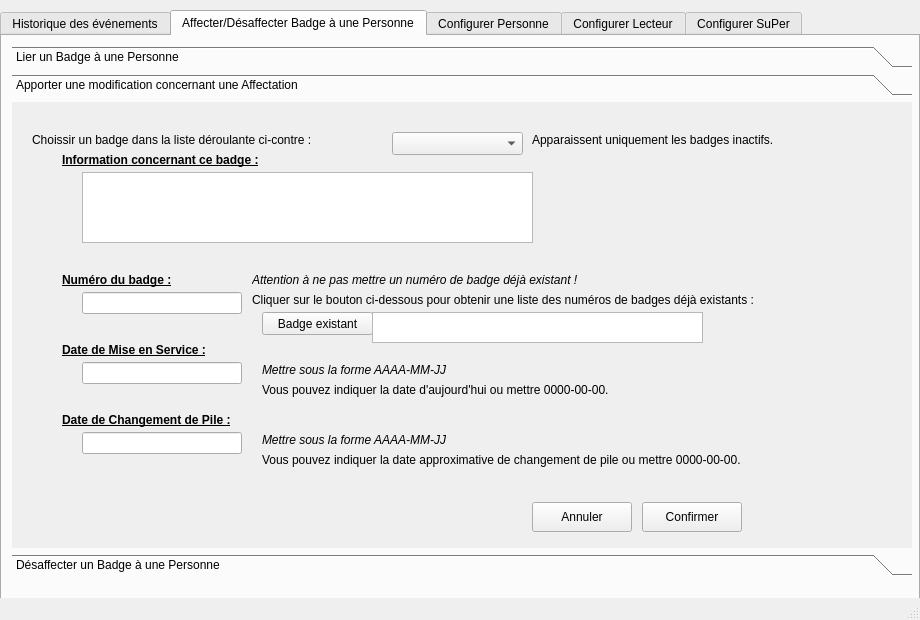
Old version of the form 31-Configurer/cme_badge/SuPer_SCHERER_backend/configurer.ui in the repository NicolasScherer/ProjetSuPer.
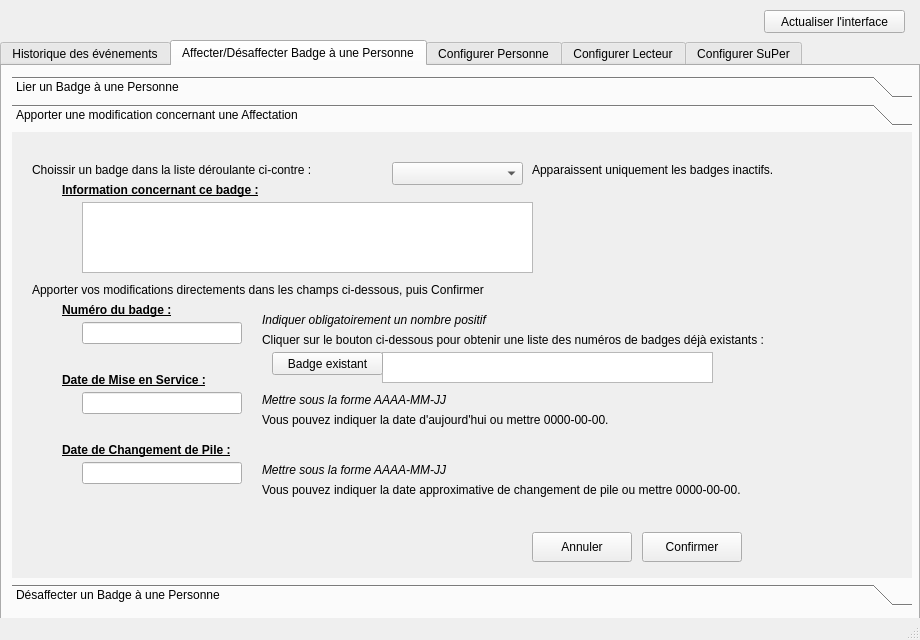
New version of the form. The open tabs and pages were chosen to show the change. Icons and pictures are not drawn.

Commit message: Back: ->modification affectation ok ->désaffection badge/personne ok ->int num_badge devient QString ->actualisation affichage ne se fait pas par QTimer (trop de Bug sur l'affichage entrainant de mauvaises manips sur BDD) ->donc mis en place bouton pour l'actualisation "manuel" de l'affichage

The edit to the form file:
```diff
--- a/31-Configurer/cme_badge/SuPer_SCHERER_backend/configurer.ui
+++ b/31-Configurer/cme_badge/SuPer_SCHERER_backend/configurer.ui
@@ -7,7 +7,7 @@
     <x>0</x>
     <y>0</y>
     <width>920</width>
-    <height>620</height>
+    <height>640</height>
    </rect>
   </property>
   <property name="windowTitle">
@@ -21,7 +21,7 @@
     <property name="geometry">
      <rect>
       <x>0</x>
-      <y>10</y>
+      <y>40</y>
       <width>920</width>
       <height>590</height>
      </rect>
@@ -768,58 +768,17 @@
          </rect>
         </property>
        </widget>
-       <widget class="QLabel" name="label_23">
-        <property name="geometry">
-         <rect>
-          <x>240</x>
-          <y>170</y>
-          <width>381</width>
-          <height>16</height>
-         </rect>
-        </property>
-        <property name="font">
-         <font>
-          <italic>true</italic>
-         </font>
-        </property>
-        <property name="text">
-         <string>Attention à ne pas mettre un numéro de badge déjà existant !</string>
-        </property>
-       </widget>
        <widget class="QLabel" name="label_24">
         <property name="geometry">
          <rect>
-          <x>240</x>
-          <y>190</y>
+          <x>20</x>
+          <y>150</y>
           <width>581</width>
           <height>16</height>
          </rect>
         </property>
         <property name="text">
-         <string>Cliquer sur le bouton ci-dessous pour obtenir une liste des numéros de badges déjà existants :</string>
-        </property>
-       </widget>
-       <widget class="QPushButton" name="btBadgeExistant_2">
-        <property name="geometry">
-         <rect>
-          <x>250</x>
-          <y>210</y>
-          <width>111</width>
-          <height>23</height>
-         </rect>
-        </property>
-        <property name="text">
-         <string>Badge existant</string>
-        </property>
-       </widget>
-       <widget class="QTextEdit" name="txtBadgeExistantMod">
-        <property name="geometry">
-         <rect>
-          <x>360</x>
-          <y>210</y>
-          <width>331</width>
-          <height>31</height>
-         </rect>
+         <string>Apporter vos modifications directements dans les champs ci-dessous, puis Confirmer</string>
         </property>
        </widget>
        <widget class="QLabel" name="label_25">
@@ -977,6 +936,69 @@
          </rect>
         </property>
        </widget>
+       <widget class="QLabel" name="label_34">
+        <property name="geometry">
+         <rect>
+          <x>250</x>
+          <y>180</y>
+          <width>381</width>
+          <height>16</height>
+         </rect>
+        </property>
+        <property name="font">
+         <font>
+          <italic>true</italic>
+         </font>
+        </property>
+        <property name="text">
+         <string>Indiquer obligatoirement un nombre positif</string>
+        </property>
+       </widget>
+       <widget class="QTextEdit" name="txtBadgeExistant_2">
+        <property name="enabled">
+         <bool>true</bool>
+        </property>
+        <property name="geometry">
+         <rect>
+          <x>370</x>
+          <y>220</y>
+          <width>331</width>
+          <height>31</height>
+         </rect>
+        </property>
+        <property name="cursor" stdset="0">
+         <cursorShape>ForbiddenCursor</cursorShape>
+        </property>
+        <property name="readOnly">
+         <bool>true</bool>
+        </property>
+       </widget>
+       <widget class="QLabel" name="label_23">
+        <property name="geometry">
+         <rect>
+          <x>250</x>
+          <y>200</y>
+          <width>581</width>
+          <height>16</height>
+         </rect>
+        </property>
+        <property name="text">
+         <string>Cliquer sur le bouton ci-dessous pour obtenir une liste des numéros de badges déjà existants :</string>
+        </property>
+       </widget>
+       <widget class="QPushButton" name="btBadgeExistant_2">
+        <property name="geometry">
+         <rect>
+          <x>260</x>
+          <y>220</y>
+          <width>111</width>
+          <height>23</height>
+         </rect>
+        </property>
+        <property name="text">
+         <string>Badge existant</string>
+        </property>
+       </widget>
       </widget>
       <widget class="QWidget" name="page_3">
        <property name="geometry">
@@ -1342,6 +1364,19 @@
      </widget>
     </widget>
    </widget>
+   <widget class="QPushButton" name="btAffichage">
+    <property name="geometry">
+     <rect>
+      <x>764</x>
+      <y>10</y>
+      <width>141</width>
+      <height>23</height>
+     </rect>
+    </property>
+    <property name="text">
+     <string>Actualiser l'interface</string>
+    </property>
+   </widget>
   </widget>
   <widget class="QMenuBar" name="menubar">
    <property name="geometry">
```
Left out of the diff: 53 changed lines with no effect on the pictures. The commit also changes 6 other files.
